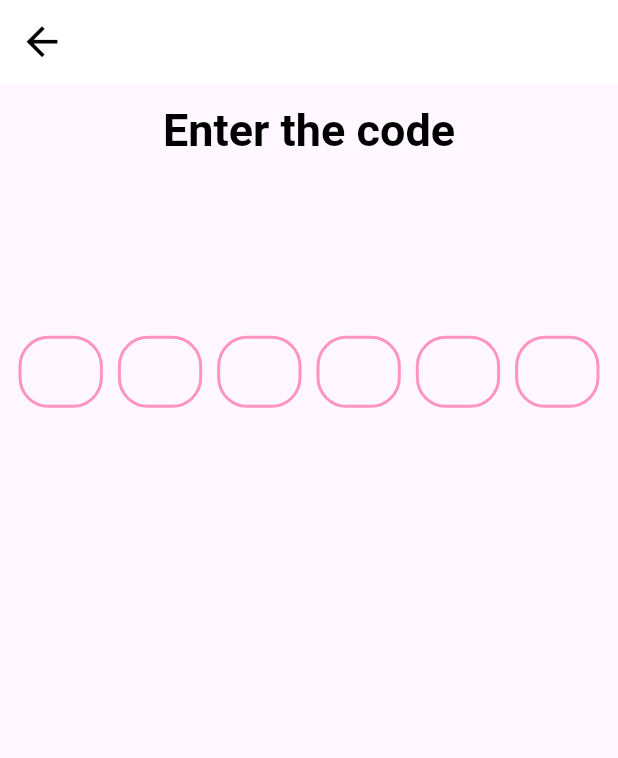
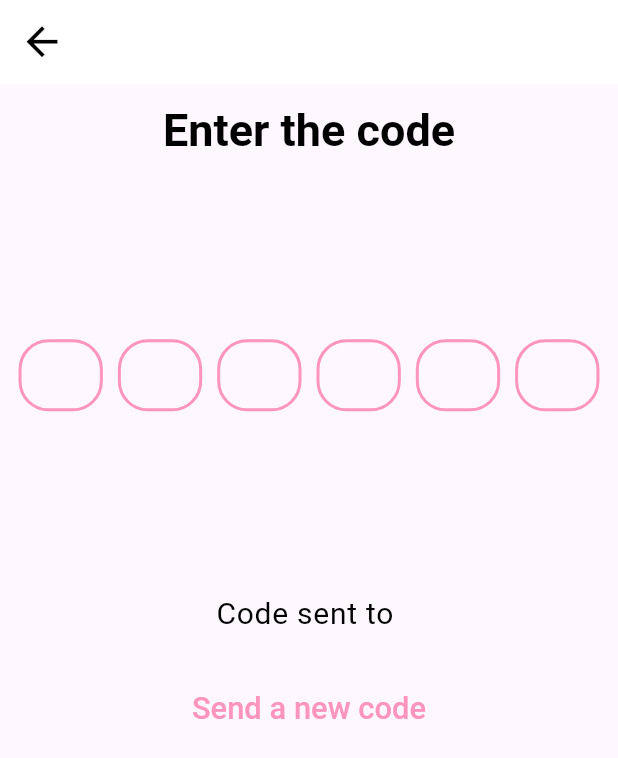
Before and after one commit to jluongg/valide, a Flutter app: the ChallengeLoginPage screen opened by its route, on a phone screen of 412 x 824 dp. Shown: the top 758 px of the screen. Run offline on Flutter 3.47's test engine with Material 3 defaults, Android fonts, the phone set to English and light mode, and no system bars; drawn by our look-alikes of sms_autofill; our stand-ins replace intl_phone_field; missing offline and left inert: supertokens_flutter; generated files the repository leaves out were written again.

Commit message:
Resend button

```diff
--- a/frontend/lib/src/localization/app_en.arb
+++ b/frontend/lib/src/localization/app_en.arb
@@ -20,7 +20,8 @@
   "enter_password": "Enter the received password",
   "connection_error": "You are using the app in offline mode.",
   "login_failed": "Login failed.",
-  "login_page_title": "Login",
+  "login_page_title": "Your number?",
+  "country_code" : "US",
   "cgu_text": "By registering, you agree to our Terms of Service, Privacy Policy, and Cookies Policy. Your use of the app is subject to these policies, which outline how we handle your data and use cookies.",
   "cgu_url" : "https://www.valide.io/en/tos",
   "cgu_link_text" : "Terms of Service",
@@ -28,5 +29,7 @@
   "pol_confidentialite_link_text" : "Privacy Policy",
   "cookies_link_text": "Cookies Policy",
   "cookies_url" : "https://www.valide.io/en/cookies",
-  "challenge_page_title":"Enter the code"
+  "challenge_page_title" : "Enter the code",
+  "challenge_page_code_sent_to" : "Code sent to ",
+  "challenge_page_send_again" : "Send a new code"
 }
--- a/frontend/lib/src/localization/app_fr.arb
+++ b/frontend/lib/src/localization/app_fr.arb
@@ -9,22 +9,25 @@
     "description": "Le bouton de connexion par téléphone."
   },
 
-  "phone_number": "Numéro de téléphone",
-  "enter_phone_number": "Numéro de téléphone",
-  "search_country": "Chercher un pays",
-  "please_enter_valid_phone_number": "Le numéro de téléphone n'est pas valide",
-  "login": "Se connecter",
-  "verify_code": "Vérifier le code",
-  "password": "Mot de passe",
-  "enter_password": "Saisir le mot de passe reçu",
-  "connection_error": "Tu utilises l'application en mode hors ligne.",
-  "login_failed": "La connexion a échoué.",
-  "login_page_title": "Ton numéro ?",
-  "cgu_text": "En t'inscrivant, tu acceptes nos Conditions Générales d'Utilisation, notre Politique de confidentialité et notre Politique en matière de cookies. Ton utilisation de l'application est soumise à ces politiques, qui décrivent comment nous gérons tes données et utilisons les cookies.",
+  "phone_number" : "Numéro de téléphone",
+  "enter_phone_number" : "Numéro de téléphone",
+  "search_country" : "Chercher un pays",
+  "please_enter_valid_phone_number" : "Le numéro de téléphone n'est pas valide",
+  "login" : "Se connecter",
+  "verify_code" : "Vérifier le code",
+  "password" : "Mot de passe",
+  "enter_password" : "Saisir le mot de passe reçu",
+  "connection_error" : "Tu utilises l'application en mode hors ligne.",
+  "login_failed" : "La connexion a échoué.",
+  "login_page_title" : "Ton numéro ?",
+  "country_code" : "FR",
+  "cgu_text" : "En t'inscrivant, tu acceptes nos Conditions Générales d'Utilisation, notre Politique de confidentialité et notre Politique en matière de cookies. Ton utilisation de l'application est soumise à ces politiques, qui décrivent comment nous gérons tes données et utilisons les cookies.",
   "cgu_url" : "https://www.valide.io/fr/cgu",
   "cgu_link_text" : "Conditions Générales d'Utilisation",
   "pol_confidentialite_url" : "https://www.valide.io/fr/confidentialite",
   "pol_confidentialite_link_text" : "Politique de Confidentialité",
-  "cookies_link_text": "Politique en matière de cookies",
-  "challenge_page_title" : "Tu vas recevoir un SMS"
+  "cookies_link_text" : "Politique en matière de cookies",
+  "challenge_page_title" : "Tu vas recevoir un SMS",
+  "challenge_page_code_sent_to" : "Code envoyé au ",
+  "challenge_page_send_again" : "Envoyer un nouveau code"
 }
--- a/frontend/lib/src/login/challenge_login_page.dart
+++ b/frontend/lib/src/login/challenge_login_page.dart
@@ -5,7 +5,6 @@ import 'package:flutter_gen/gen_l10n/app_localizations.dart';
 import 'package:frontend/src/providers/backend.dart';
 import 'package:provider/provider.dart';
 import 'package:frontend/src/widgets/outer_padding.dart';
-// import 'package:flutter_pin_code_fields/flutter_pin_code_fields.dart';
 import 'package:sms_autofill/sms_autofill.dart';
 import 'package:frontend/src/graphic_charter.dart';
 
@@ -19,6 +18,10 @@ class ChallengeLoginPage extends StatelessWidget {
 
   @override
   Widget build(BuildContext context) {
+    // Retrieve the argument passed using ModalRoute
+    final Map<String, String>? args =
+        ModalRoute.of(context)?.settings.arguments as Map<String, String>?;
+
     return Scaffold(
       appBar: AppBar(),
       body: OuterPadding(
@@ -30,10 +33,27 @@ class ChallengeLoginPage extends StatelessWidget {
                 style: Theme.of(context).textTheme.titleLarge,
               ),
               const Spacer(flex: 1),
-              const Flexible(
-                flex: 5,
-                child: ChallengeForm(),
+              Flexible(
+                flex: 3,
+                child: ChallengeForm(args: args),
               ),
+              const Spacer(flex: 1),
+              Text.rich(
+                TextSpan(
+                    text: AppLocalizations.of(context)!
+                        .challenge_page_code_sent_to,
+                    style: Theme.of(context).textTheme.bodyLarge,
+                    children: [
+                      TextSpan(
+                        text: args?["phoneNumber"],
+                        style: Theme.of(context).textTheme.bodyLarge?.copyWith(
+                              fontWeight: FontWeight.bold,
+                            ),
+                      ),
+                    ]),
+              ),
+              const SizedBox(height: 20),
+              const ResendButton(),
             ],
           ),
         ),
@@ -42,9 +62,59 @@ class ChallengeLoginPage extends StatelessWidget {
   }
 }
 
+class ResendButton extends StatefulWidget {
+  const ResendButton({
+    super.key,
+  });
+
+  @override
+  State<ResendButton> createState() => _ResendButtonState();
+}
+
+class _ResendButtonState extends State<ResendButton> {
+  var _enabledButton = true;
+  var _cooldown = 2;
+
+  @override
+  Widget build(BuildContext context) {
+    return TextButton(
+      onPressed: _enabledButton
+          ? () async {
+              if (context.mounted) {
+                setState(() {
+                  _enabledButton = false;
+                  _cooldown *= 2;
+                });
+
+                var response =
+                    await Provider.of<Backend>(context, listen: false)
+                        .signinupResendCode();
+                if (response != null && response.statusCode == 200) {
+                } else if (context.mounted) {
+                  ScaffoldMessenger.of(context).showSnackBar(SnackBar(
+                      content: Text(
+                          AppLocalizations.of(context)!.connection_error)));
+                }
+                Future.delayed(Duration(seconds: _cooldown), () {
+                  setState(() {
+                    _enabledButton = true; // Enable the button again
+                  });
+                });
+              }
+            }
+          : null,
+      child: Text(
+        AppLocalizations.of(context)!.challenge_page_send_again,
+      ),
+    );
+  }
+}
+
 // Define a custom Form widget.
 class ChallengeForm extends StatefulWidget {
-  const ChallengeForm({super.key});
+  final Map<String, String>? args;
+
+  const ChallengeForm({super.key, required this.args});
 
   @override
   ChallengeFormState createState() {
@@ -73,9 +143,7 @@ class ChallengeFormState extends State<ChallengeForm> {
     return Form(
       autovalidateMode: AutovalidateMode.always,
       key: _formKey,
-      child: Column(
-        children: [
-          PinFieldAutoFill(
+      child: PinFieldAutoFill(
         cursor: null,
         enableInteractiveSelection: false,
         autoFocus: true,
@@ -87,71 +155,30 @@ class ChallengeFormState extends State<ChallengeForm> {
         ),
         onCodeChanged: (text) async {
           if (text?.length == 6) {
-                Navigator.pushNamed(context, '/login/phone');
-                var response =
-                    await Provider.of<Backend>(context, listen: false)
+            var response = await Provider.of<Backend>(context, listen: false)
                 .signinupConsumeCode(text!);
-                print(response);
-                print(response?.statusCode);
+            if (context.mounted) {
               if (response != null && response.statusCode == 200) {
-                  var response_json = jsonDecode(response.body);
-                  if (response_json["status"] == "OK" &&
-                      response_json["createdNewUser"]) {
+                Map<String, dynamic> response_json = jsonDecode(response.body);
+                if (response_json["status"].toString() == "OK" &&
+                    response_json["createdNewUser"] == true) {
                   Navigator.pushNamed(context, '/account/voucher/find');
                 } else {
                   ScaffoldMessenger.of(context).showSnackBar(SnackBar(
                       content:
                           Text(AppLocalizations.of(context)!.login_failed)));
-                    Navigator.popAndPushNamed(context, '/login/challenge');
+                  Navigator.popAndPushNamed(context, '/login/challenge',
+                      arguments: widget.args);
                 }
               } else {
                 ScaffoldMessenger.of(context).showSnackBar(SnackBar(
-                      content: Text(
-                          AppLocalizations.of(context)!.connection_error)));
+                    content:
+                        Text(AppLocalizations.of(context)!.connection_error)));
+              }
             }
           }
         },
       ),
-          // Theme(
-          //   data: ThemeData(),
-          //   child: PinCodeFields(
-          //     fieldBorderStyle: FieldBorderStyle.square,
-          //     fieldHeight: 60.0,
-          //     borderColor: pink,
-          //     borderRadius: BorderRadius.circular(20.0),
-          //     activeBorderColor: gold,
-          //     length: 6,
-          //     keyboardType: TextInputType.number,
-          //     autofocus: true,
-          //     onComplete: (text) async {
-          //       var response =
-          //           await Provider.of<Backend>(context, listen: false)
-          //               .signinupConsumeCode(text);
-          //       print(response);
-          //       print(response?.statusCode);
-          //       if (context.mounted) {
-          //         if (response != null && response.statusCode == 200) {
-          //           var responseJson = jsonDecode(response.body);
-          //           if (responseJson["status"] == "OK" &&
-          //               responseJson["createdNewUser"]) {
-          //             Navigator.pushNamed(context, '/account/voucher/find');
-          //           } else {
-          //             ScaffoldMessenger.of(context).showSnackBar(SnackBar(
-          //                 content: Text(
-          //                     AppLocalizations.of(context)!.login_failed)));
-          //             Navigator.popAndPushNamed(context, '/login/challenge');
-          //           }
-          //         } else {
-          //           ScaffoldMessenger.of(context).showSnackBar(SnackBar(
-          //               content: Text(
-          //                   AppLocalizations.of(context)!.connection_error)));
-          //         }
-          //       }
-          //     },
-          //   ),
-          // ),
-        ],
-      ),
     );
   }
 }
--- a/frontend/lib/src/login/main_login_page.dart
+++ b/frontend/lib/src/login/main_login_page.dart
@@ -30,7 +30,7 @@ class MainLoginPage extends StatelessWidget {
               const Spacer(flex: 5),
               Column(
                 children: [
-                  TextButton(
+                  FilledButton(
                     onPressed: () async {
                       Navigator.pushNamed(context, '/login/phone');
                     },
```
Also changed, not shown: frontend/lib/src/login/login_page.dart (+15 -8 lines), frontend/lib/src/providers/backend.dart (+23 -3 lines), frontend/lib/src/valide.dart (+23 -1 lines). Lines whose indentation alone changed are shown as unchanged.
